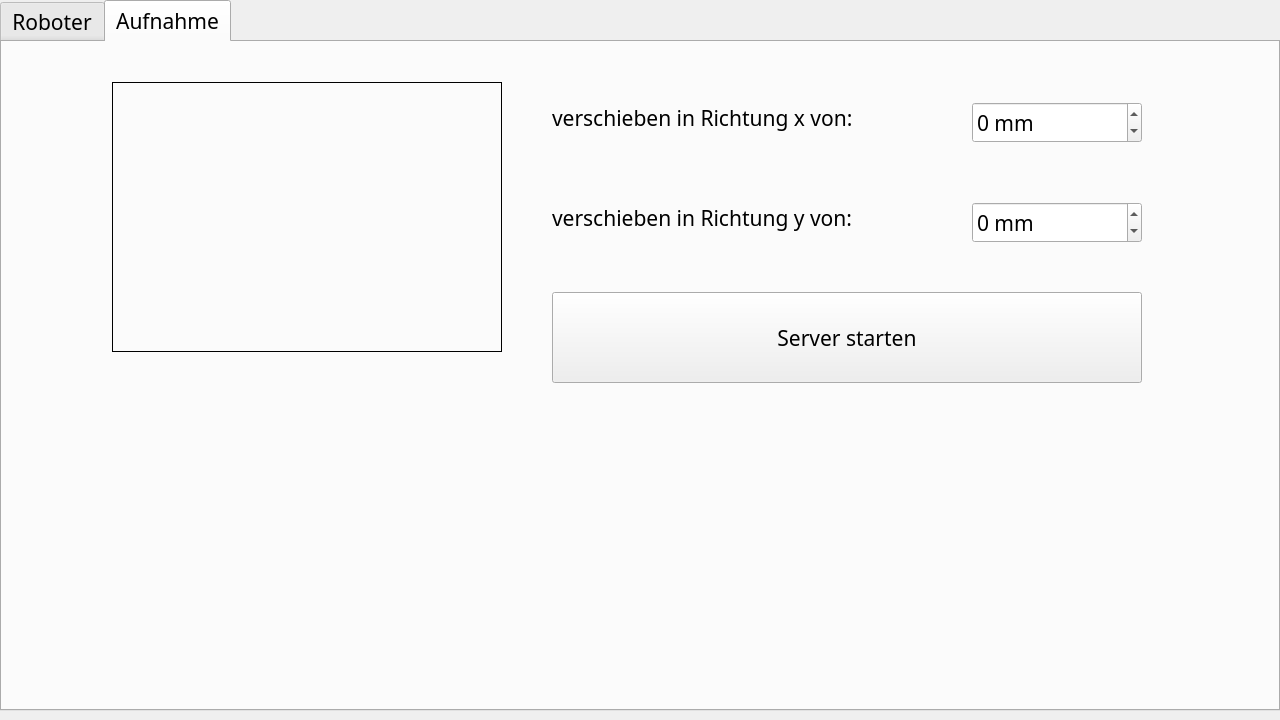
First picture: the form in ui_files/MainWindow.ui, repository Snupai/MultipackParser, before the edit.
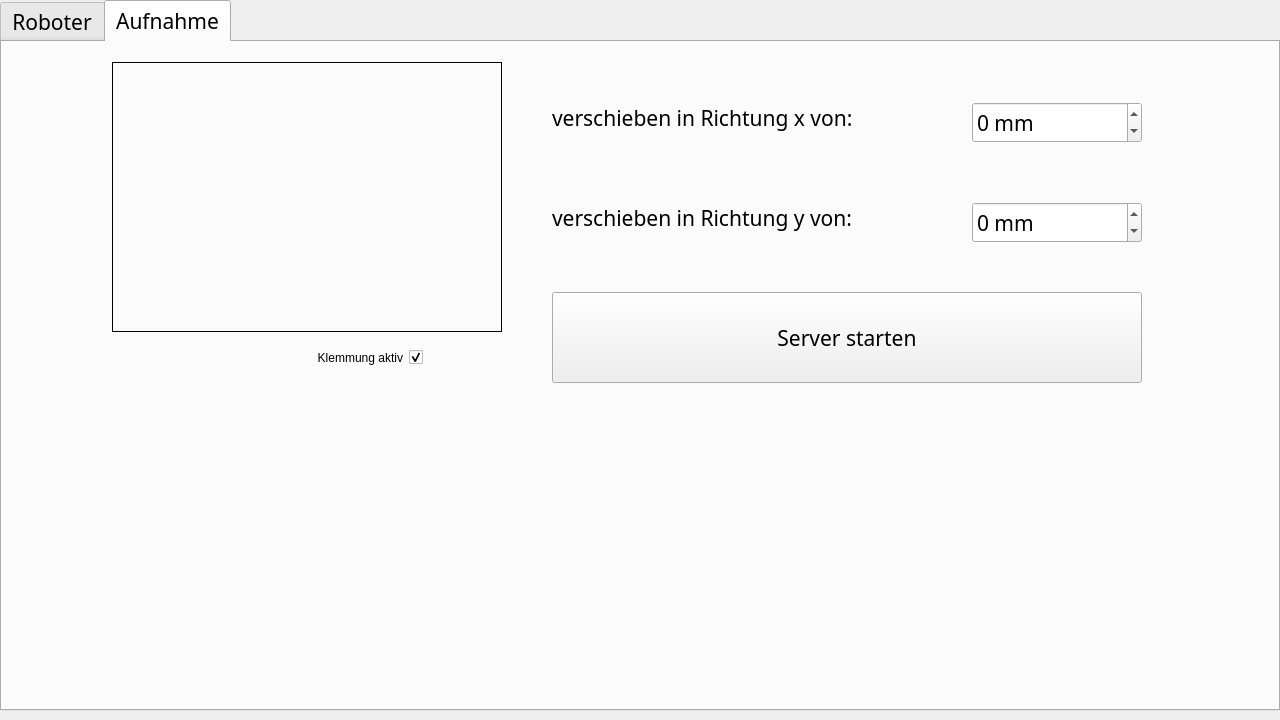
Second picture: the form after the edit. The open tabs and pages were chosen to show the change. Icons and pictures are not drawn.

Commit message:
Update MainWindow UI layout and add checkbox for Klemmung functionality
- Adjusted the vertical position of the ImageAufnahmePos widget in the MainWindow UI from 40 to 20 for better alignment.
- Introduced a new checkbox labeled "Klemmung aktiv" to the UI, allowing users to toggle the Klemmung feature. The checkbox is set to be checked by default and includes appropriate styling and cursor settings.

Diff of the .ui file:
```diff
--- a/ui_files/MainWindow.ui
+++ b/ui_files/MainWindow.ui
@@ -1046,7 +1046,7 @@
        <property name="geometry">
         <rect>
          <x>110</x>
-         <y>40</y>
+         <y>20</y>
          <width>390</width>
          <height>270</height>
         </rect>
@@ -1168,6 +1168,34 @@
         <string>Server starten</string>
        </property>
       </widget>
+      <widget class="QCheckBox" name="checkBoxKlemmung">
+       <property name="geometry">
+        <rect>
+         <x>200</x>
+         <y>300</y>
+         <width>221</width>
+         <height>31</height>
+        </rect>
+       </property>
+       <property name="cursor">
+        <cursorShape>PointingHandCursor</cursorShape>
+       </property>
+       <property name="layoutDirection">
+        <enum>Qt::LayoutDirection::RightToLeft</enum>
+       </property>
+       <property name="autoFillBackground">
+        <bool>false</bool>
+       </property>
+       <property name="styleSheet">
+        <string notr="true">border-color: rgb(0, 0, 0);</string>
+       </property>
+       <property name="text">
+        <string>Klemmung aktiv</string>
+       </property>
+       <property name="checked">
+        <bool>true</bool>
+       </property>
+      </widget>
      </widget>
     </widget>
    </widget>
```
The commit also changes 1 other file.
